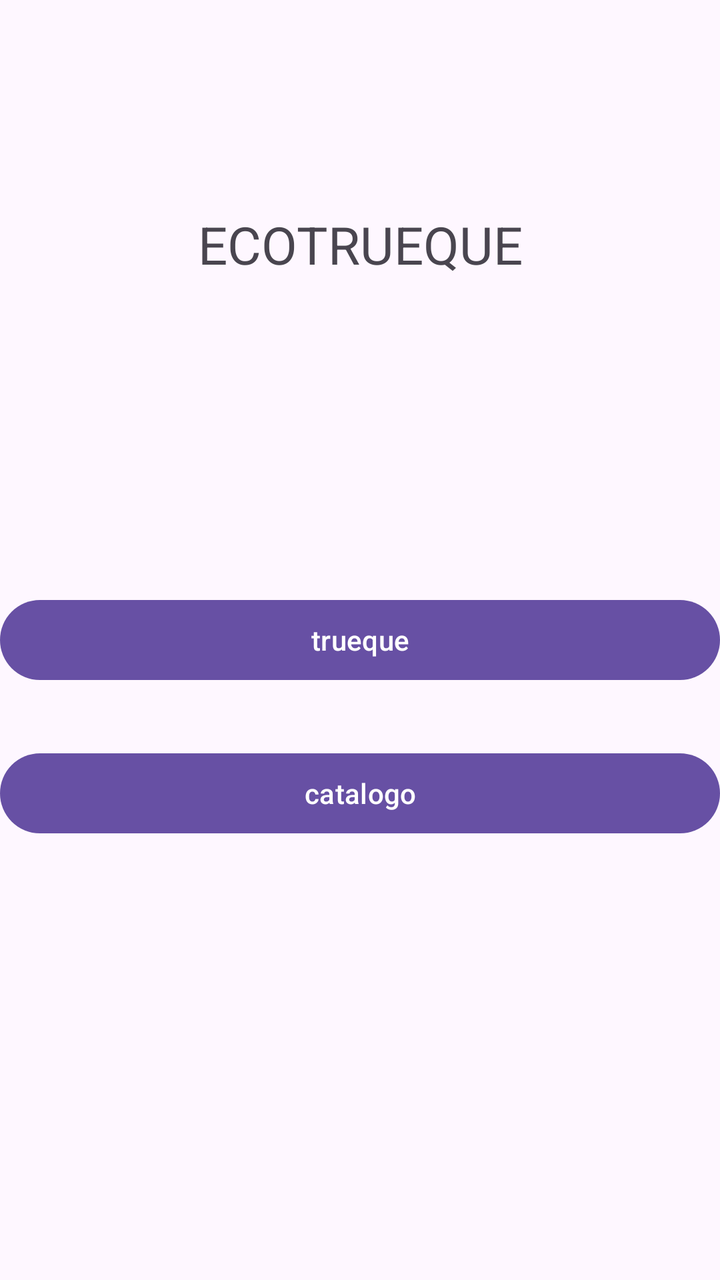
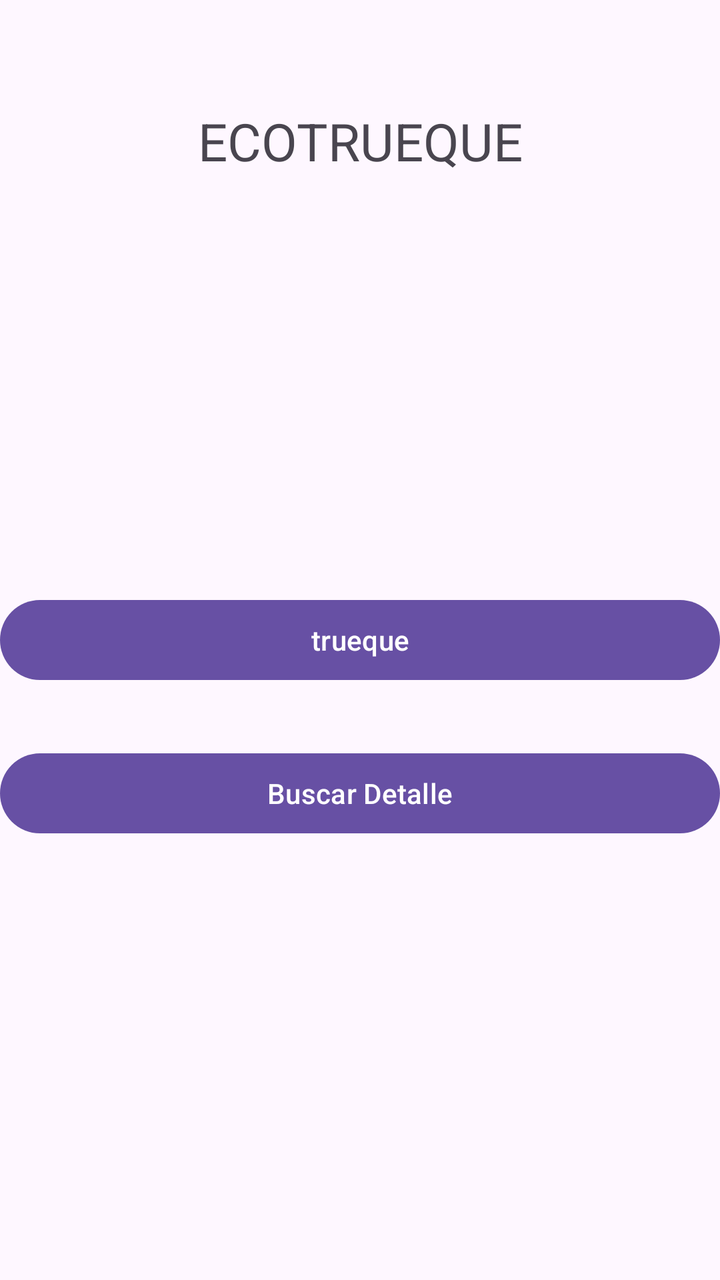

An Android layout rendered at two revisions. The XML below is the earlier revision; the diff shows what the commit changed to produce the second picture.
<!-- AndroidManifest.xml: application theme Theme.TareaTest -->
<!-- res/layout/activity_menu_principal.xml -->
<?xml version="1.0" encoding="utf-8"?>
<androidx.constraintlayout.widget.ConstraintLayout xmlns:android="http://schemas.android.com/apk/res/android"
    xmlns:app="http://schemas.android.com/apk/res-auto"
    xmlns:tools="http://schemas.android.com/tools"
    android:id="@+id/main"
    android:layout_width="match_parent"
    android:layout_height="match_parent"
    tools:context=".MenuPrincipalActivity">


    <Button
        android:id="@+id/btncatalogo"
        android:layout_width="0dp"
        android:layout_height="48dp"
        android:layout_marginVertical="45dp"

        android:text="catalogo"
        app:layout_constraintBottom_toBottomOf="parent"
        app:layout_constraintEnd_toEndOf="parent"
        app:layout_constraintHorizontal_bias="0.0"
        app:layout_constraintStart_toStartOf="parent"
        app:layout_constraintTop_toTopOf="parent"
        app:layout_constraintVertical_bias="0.653" />

    <TextView
        android:id="@+id/txtBienvenida"
        android:layout_width="269dp"
        android:layout_height="134dp"
        android:text="ECOTRUEQUE"
        android:textAlignment="center"
        android:textSize="26sp"
        app:layout_constraintBottom_toBottomOf="parent"
        app:layout_constraintEnd_toEndOf="parent"
        app:layout_constraintStart_toStartOf="parent"
        app:layout_constraintTop_toTopOf="parent"
        app:layout_constraintVertical_bias="0.207" />

    <Button
        android:id="@+id/btntrueque"
        android:layout_width="0dp"
        android:layout_height="48dp"
        android:layout_marginVertical="45dp"

        android:text="trueque"
        app:layout_constraintBottom_toBottomOf="parent"
        app:layout_constraintEnd_toEndOf="parent"
        app:layout_constraintStart_toStartOf="parent"
        app:layout_constraintTop_toTopOf="parent" />


</androidx.constraintlayout.widget.ConstraintLayout>
<!-- resources referenced by this layout -->
<resources>
  <style name="Theme.TareaTest" parent="Base.Theme.TareaTest" />
  <style name="Base.Theme.TareaTest" parent="Theme.Material3.DayNight.NoActionBar">
          
          
      </style>
</resources>

<!-- the commit's change to res/layout/activity_menu_principal.xml (unified diff, before → after) -->
@@ -9,12 +9,12 @@
 
 
     <Button
-        android:id="@+id/btncatalogo"
+        android:id="@+id/btnBuscar"
         android:layout_width="0dp"
         android:layout_height="48dp"
         android:layout_marginVertical="45dp"
 
-        android:text="catalogo"
+        android:text="Buscar Detalle"
         app:layout_constraintBottom_toBottomOf="parent"
         app:layout_constraintEnd_toEndOf="parent"
         app:layout_constraintHorizontal_bias="0.0"
@@ -33,7 +33,7 @@
         app:layout_constraintEnd_toEndOf="parent"
         app:layout_constraintStart_toStartOf="parent"
         app:layout_constraintTop_toTopOf="parent"
-        app:layout_constraintVertical_bias="0.207" />
+        app:layout_constraintVertical_bias="0.105" />
 
     <Button
         android:id="@+id/btntrueque"
